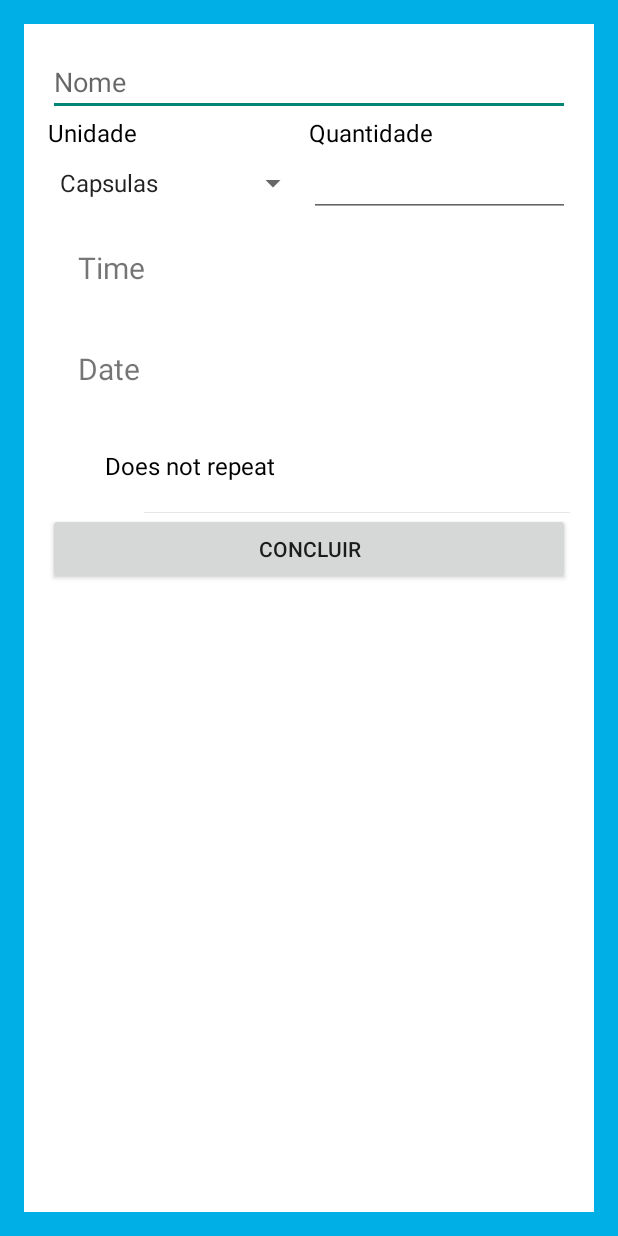
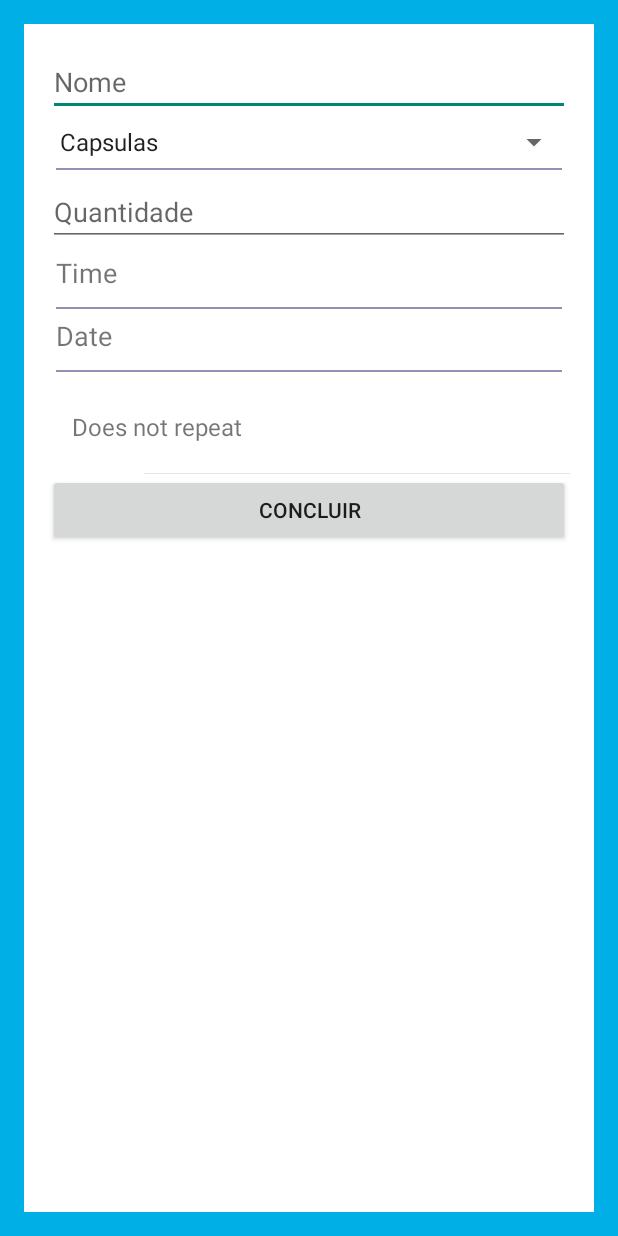
Before and after one commit to felipsimoes/nossaSaude, an Android app: the DadosMedicamentoActivity screen opened directly, with no data from a screen before it, on a phone screen of 412 x 824 dp. Run offline under Robolectric (Android 15) with nearby library versions, the light colour scheme and no system bars; our stand-ins replace ButterKnife; libraries missing offline, so code that uses them is left out: io.realm.

Commit message:
Hints em todas as telas

```diff
--- a/app/src/main/java/com/example/app/nossasaudeapp/Adapter/MedicamentosAdapter.java
+++ b/app/src/main/java/com/example/app/nossasaudeapp/Adapter/MedicamentosAdapter.java
@@ -17,7 +17,6 @@ public class MedicamentosAdapter extends RealmBaseAdapter<Medicamento> implement
 
     private static class ViewHolder {
         TextView name;
-        TextView name2;
     }
 
     public MedicamentosAdapter(@Nullable OrderedRealmCollection<Medicamento> data) {
@@ -32,11 +31,9 @@ public class MedicamentosAdapter extends RealmBaseAdapter<Medicamento> implement
 
         viewHolder = new ViewHolder();
         viewHolder.name = (TextView) convertView.findViewById(R.id.name);
-        viewHolder.name2 = (TextView) convertView.findViewById(R.id.name2);
         convertView.setTag(viewHolder);
         final Medicamento medicamento = adapterData.get(position);
         viewHolder.name.setText(medicamento.getNome());
-        viewHolder.name2.setText(medicamento.getNome());
         return convertView;
     }
 }
--- a/app/src/main/java/com/example/app/nossasaudeapp/activities/DadosMedicamentoActivity.java
+++ b/app/src/main/java/com/example/app/nossasaudeapp/activities/DadosMedicamentoActivity.java
@@ -92,6 +92,7 @@ public class DadosMedicamentoActivity extends AppCompatActivity
                 R.array.unidade_remedio_array, android.R.layout.simple_spinner_item);
         adapter.setDropDownViewResource(android.R.layout.simple_spinner_dropdown_item);
         spinnerUnidadeMedicamento.setAdapter(adapter);
+        spinnerUnidadeMedicamento.setPrompt("Selecione a unidade");
 
         if (id != 0) {
             fillMedicamentoDataOnFields(id);
--- a/app/src/main/res/layout/activity_dados_medicamento.xml
+++ b/app/src/main/res/layout/activity_dados_medicamento.xml
@@ -1,84 +1,73 @@
 <?xml version="1.0" encoding="utf-8"?>
-<android.support.design.widget.CoordinatorLayout
-    xmlns:android="http://schemas.android.com/apk/res/android"
+<android.support.design.widget.CoordinatorLayout xmlns:android="http://schemas.android.com/apk/res/android"
     xmlns:app="http://schemas.android.com/apk/res-auto"
     android:id="@+id/myCoordinatorLayout"
     android:layout_width="match_parent"
     android:layout_height="match_parent">
 
     <LinearLayout
-    android:orientation="vertical"
         android:layout_width="match_parent"
         android:layout_height="match_parent"
-    android:background="@color/colorMedicamento">
+        android:background="@color/colorMedicamento"
+        android:orientation="vertical">
 
         <LinearLayout
-        android:orientation="vertical"
             android:layout_width="match_parent"
             android:layout_height="match_parent"
             android:layout_margin="16dp"
             android:background="@android:color/white"
+            android:orientation="vertical"
             android:padding="@dimen/default_padding_view">
 
             <EditText
+                android:id="@+id/medNome"
                 android:layout_width="match_parent"
                 android:layout_height="wrap_content"
-            android:inputType="textPersonName"
                 android:ems="10"
                 android:hint="@string/nomeMedicamento"
-            android:id="@+id/medNome"
-            android:textColorLink="@color/colorMedicamento" />
+                android:inputType="textPersonName"
+                android:layout_marginBottom="5dp"/>
 
             <LinearLayout
                 android:layout_width="match_parent"
                 android:layout_height="wrap_content"
-            android:baselineAligned="false"
-            android:orientation="horizontal">
+                android:orientation="vertical">
 
                 <LinearLayout
                     android:layout_width="match_parent"
                     android:layout_height="match_parent"
-                android:layout_weight="1"
-                android:orientation="vertical">
-
-                <TextView
-                    android:id="@+id/txtmesM"
-                    android:layout_width="match_parent"
-                    android:layout_height="wrap_content"
-                    android:text="@string/unidade"
-                    android:textAppearance="@style/TextAppearance.AppCompat.Light.SearchResult.Subtitle"
-                    android:textColor="@android:color/black" />
+                    android:orientation="horizontal">
 
                     <Spinner
                         android:id="@+id/spinnerUnidadeMedicamento"
-                    android:layout_width="match_parent"
-                    android:layout_height="match_parent" />
+                        android:layout_width="0dp"
+                        android:layout_height="match_parent"
+                        android:layout_weight="4" />
 
                 </LinearLayout>
 
+                <View
+                    android:layout_width="match_parent"
+                    android:layout_height="1.5dp"
+                    android:layout_margin="5dp"
+                    android:background="@color/accentLight"
+                    android:layout_marginBottom="@dimen/default_margin_layout"/>
+
                 <LinearLayout
                     android:layout_width="match_parent"
-                android:layout_height="match_parent"
+                    android:layout_height="0dp"
                     android:layout_weight="1"
                     android:orientation="vertical">
-
-                <TextView
-                    android:id="@+id/txtdiaM"
-                    android:layout_width="match_parent"
-                    android:layout_height="wrap_content"
-                    android:text="@string/quantidade"
-                    android:textAppearance="@style/TextAppearance.AppCompat.Light.SearchResult.Subtitle"
-                    android:textColor="@android:color/black" />
 
                     <EditText
                         android:id="@+id/qtDoseMedicamento"
                         android:layout_width="match_parent"
                         android:layout_height="wrap_content"
                         android:ems="10"
-                    android:inputType="textPersonName"
-                    android:textColorLink="@color/colorMedicamento" />
+                        android:hint="Quantidade"
+                        android:layout_marginBottom="5dp"
+                        android:inputType="textPersonName" />
 
-            </LinearLayout>
                 </LinearLayout>
 
             <LinearLayout
@@ -86,26 +75,46 @@
                 android:layout_height="wrap_content">
 
                 <TextView
+                    android:id="@+id/medHora"
                     android:layout_width="match_parent"
                     android:layout_height="wrap_content"
                     android:text="@string/time"
-                android:textSize="20sp"
-                android:padding="20dp"
-                android:id="@+id/medHora"/>
+                    android:layout_marginBottom="5dp"
+                    android:layout_marginStart="5dp"
+                    android:layout_marginLeft="5dp"
+                    android:textSize="18sp" />
+
             </LinearLayout>
+
+            <View
+                android:layout_width="match_parent"
+                android:layout_height="1.5dp"
+                android:layout_margin="5dp"
+                android:background="@color/accentLight"
+                android:layout_marginBottom="@dimen/default_margin_layout"/>
 
             <LinearLayout
                 android:layout_width="match_parent"
                 android:layout_height="wrap_content">
 
                 <TextView
+                    android:id="@+id/medData"
                     android:layout_width="match_parent"
                     android:layout_height="wrap_content"
+                    android:layout_marginBottom="5dp"
+                    android:layout_marginStart="5dp"
+                    android:layout_marginLeft="5dp"
                     android:text="@string/date"
-                android:textSize="20sp"
-                android:padding="20dp"
-                android:id="@+id/medData"/>
+                    android:textSize="18sp" />
+
             </LinearLayout>
+
+            <View
+                android:layout_width="match_parent"
+                android:layout_height="1.5dp"
+                android:layout_margin="5dp"
+                android:background="@color/accentLight"
+                android:layout_marginBottom="@dimen/default_margin_layout"/>
 
             <LinearLayout
                 android:id="@+id/repeat_row"
@@ -114,6 +123,8 @@
                 android:background="?attr/selectableItemBackground"
                 android:paddingBottom="@dimen/table_row_default_horizontal_padding"
                 android:paddingEnd="@dimen/table_row_default_padding_side"
+                android:paddingStart="0dp"
+                android:paddingLeft="0dp"
                 android:paddingRight="@dimen/table_row_default_padding_side"
                 android:paddingTop="@dimen/table_row_default_horizontal_padding"
                 android:weightSum="1">
@@ -124,18 +135,14 @@
                     android:layout_marginLeft="@dimen/image_margin_side"
                     android:layout_marginStart="@dimen/image_margin_side"
                     android:tint="@color/iconTint" />
-                <!--android:src="@drawable/ic_refresh_white_24dp"/>-->
 
                 <TextView
                     android:id="@+id/repeat_day"
                     android:layout_width="match_parent"
                     android:layout_height="wrap_content"
                     android:layout_gravity="center_vertical"
-                android:layout_marginLeft="22dp"
-                android:layout_marginStart="22dp"
+                    android:lineSpacingExtra="3dp"
                     android:text="@string/no_repeat"
-                android:lineSpacingExtra="3dp"
-                android:textColor="@android:color/black"
                     android:textSize="16sp" />
 
             </LinearLayout>
@@ -153,6 +160,8 @@
                 android:layout_height="wrap_content"
                 android:background="?attr/selectableItemBackground"
                 android:paddingBottom="@dimen/table_row_default_horizontal_padding"
+                android:paddingStart="0dp"
+                android:paddingLeft="0dp"
                 android:paddingEnd="@dimen/table_row_default_padding_side"
                 android:paddingRight="@dimen/table_row_default_padding_side"
                 android:paddingTop="@dimen/table_row_default_horizontal_padding"
@@ -165,7 +174,6 @@
                     android:layout_marginLeft="@dimen/image_margin_side"
                     android:layout_marginStart="@dimen/image_margin_side"
                     android:tint="@color/iconTint" />
-                <!--//android:src="@drawable/ic_remove_red_eye_white_24dp"/>-->
 
                 <TextView
                     android:id="@+id/forever"
@@ -194,15 +202,12 @@
                 android:layout_width="match_parent"
                 android:layout_height="wrap_content"
                 android:paddingBottom="24dp"
+                android:paddingStart="0dp"
+                android:paddingLeft="0dp"
                 android:paddingEnd="@dimen/table_row_default_padding_side"
                 android:paddingRight="@dimen/table_row_default_padding_side"
                 android:visibility="gone"
                 android:weightSum="1">
-
-            <LinearLayout
-                android:layout_width="wrap_content"
-                android:layout_height="wrap_content"
-                android:orientation="horizontal">
 
                     <TextView
                         android:id="@+id/show"
@@ -224,8 +229,8 @@
                         android:minWidth="30dp"
                         android:paddingLeft="12dp"
                         android:paddingRight="12dp"
+                        android:text="@string/one"
                         android:textColorHighlight="@color/accentLight"
-                    android:text="@string/one"
                         android:textSize="16sp" />
 
                     <TextView
@@ -236,18 +241,18 @@
                         android:textColor="@android:color/black"
                         android:textSize="16sp"
                         android:visibility="gone" />
-            </LinearLayout>
 
             </LinearLayout>
 
             <Button
-            android:text="@string/concluir"
+                android:id="@+id/btnSalvarMedicamento"
                 android:layout_width="match_parent"
                 android:layout_height="wrap_content"
-            android:id="@+id/btnSalvarMedicamento" />
+                android:text="@string/concluir" />
 
         </LinearLayout>
 
     </LinearLayout>
 
+    </LinearLayout>
 </android.support.design.widget.CoordinatorLayout>
```
Also changed, not shown: app/src/main/res/layout/activity_dados_doenca.xml (+4 -16 lines), app/src/main/res/layout/activity_doenca_view.xml (+3 -5 lines), app/src/main/res/layout/activity_medicamento_view.xml (+8 -34 lines). Lines whose indentation alone changed are shown as unchanged.
